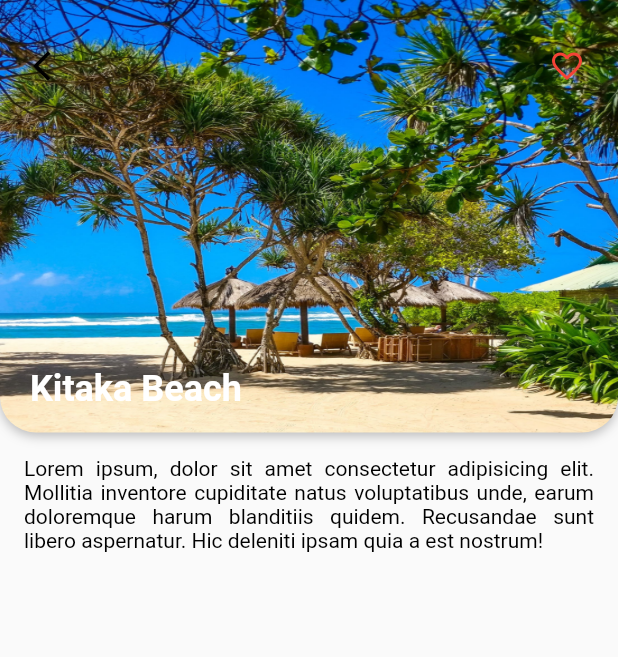
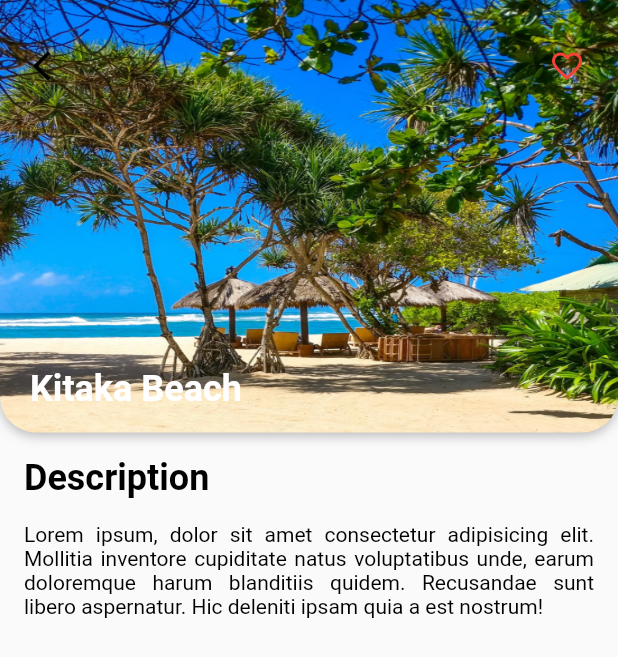
Before and after one commit to onirutlA/flutter_travel_app, a Flutter app: the DetailScreen screen opened directly with sample values from the repository, on a phone screen of 412 x 824 dp. Shown: the top 657 px of the screen. Run offline on Flutter 3.47's test engine with Material 2 defaults, Android fonts, the phone set to English and light mode, and no system bars; Roboto replaces fonts that are missing (Montserrat-Bold, Montserrat-Regular).

Commit message:
finishing detail screen

```diff
--- a/lib/view/screens/detail_screen.dart
+++ b/lib/view/screens/detail_screen.dart
@@ -86,6 +86,19 @@ class DetailScreen extends StatelessWidget {
                 ),
               ),
               Padding(
+                padding: EdgeInsets.only(top: 16, left: 16),
+                child: Text(
+                  'Description',
+                  textAlign: TextAlign.left,
+                  style: TextStyle(
+                    color: Colors.black,
+                    fontSize: 24,
+                    fontWeight: FontWeight.bold,
+                    fontFamily: 'Montserrat-Bold',
+                  ),
+                ),
+              ),
+              Padding(
                 padding: EdgeInsets.all(16.0),
                 child: Text(
                   travelObject.description,
```
